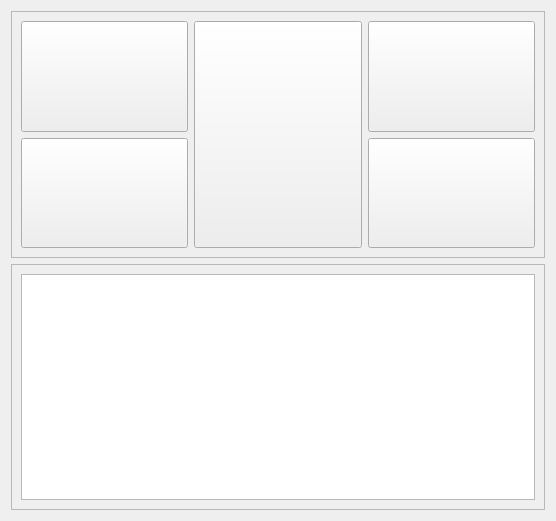
Qt form Indi-Cosmos/telescopio.ui (eyehalcon97/Indi-Cosmos) before a commit.
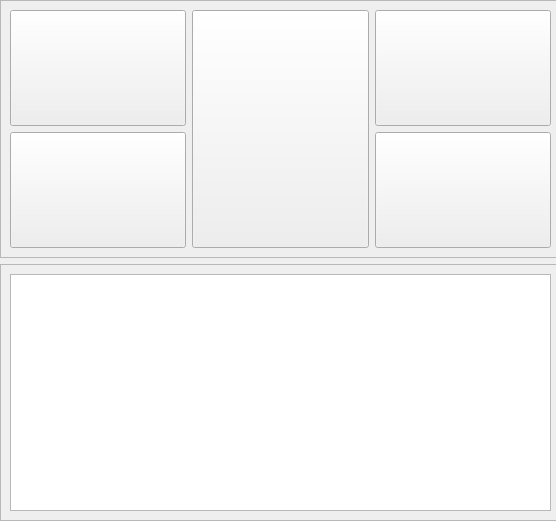
The same form after that commit. Icons and pictures are not drawn.

Diff of the .ui file:
```diff
--- a/Indi-Cosmos/telescopio.ui
+++ b/Indi-Cosmos/telescopio.ui
@@ -31,8 +31,23 @@
   <property name="windowTitle">
    <string>Form</string>
   </property>
+  <widget class="QWidget" name="paneltelescopio" native="true">
+   <property name="geometry">
+    <rect>
+     <x>0</x>
+     <y>0</y>
+     <width>561</width>
+     <height>521</height>
+    </rect>
+   </property>
+   <property name="sizePolicy">
+    <sizepolicy hsizetype="Expanding" vsizetype="Expanding">
+     <horstretch>0</horstretch>
+     <verstretch>0</verstretch>
+    </sizepolicy>
+   </property>
   <layout class="QGridLayout" name="gridLayout">
-   <item row="1" column="0">
+    <item row="1" column="1">
     <widget class="QScrollArea" name="scrolltexto">
      <property name="sizePolicy">
       <sizepolicy hsizetype="Minimum" vsizetype="Minimum">
@@ -48,19 +63,32 @@
        <rect>
         <x>0</x>
         <y>0</y>
-        <width>536</width>
+         <width>541</width>
         <height>246</height>
        </rect>
       </property>
-      <layout class="QHBoxLayout" name="horizontalLayout">
+       <property name="sizePolicy">
+        <sizepolicy hsizetype="Minimum" vsizetype="Minimum">
+         <horstretch>0</horstretch>
+         <verstretch>0</verstretch>
+        </sizepolicy>
+       </property>
+       <property name="cursor">
+        <cursorShape>IBeamCursor</cursorShape>
+       </property>
+       <layout class="QHBoxLayout" name="horizontalLayout_3">
        <item>
-        <widget class="QTextBrowser" name="texto"/>
+         <widget class="QTextBrowser" name="texto_3">
+          <property name="cursor" stdset="0">
+           <cursorShape>IBeamCursor</cursorShape>
+          </property>
+         </widget>
        </item>
       </layout>
      </widget>
     </widget>
    </item>
-   <item row="0" column="0">
+    <item row="0" column="1">
     <widget class="QScrollArea" name="scrollArea_2">
      <property name="sizePolicy">
       <sizepolicy hsizetype="Minimum" vsizetype="Minimum">
@@ -76,19 +104,19 @@
        <rect>
         <x>0</x>
         <y>0</y>
-        <width>536</width>
+         <width>541</width>
         <height>247</height>
        </rect>
       </property>
       <property name="sizePolicy">
-       <sizepolicy hsizetype="Preferred" vsizetype="Preferred">
+        <sizepolicy hsizetype="Minimum" vsizetype="Minimum">
         <horstretch>0</horstretch>
         <verstretch>0</verstretch>
        </sizepolicy>
       </property>
-      <layout class="QGridLayout" name="gridLayout_2">
-       <item row="0" column="0" rowspan="2">
-        <widget class="QPushButton" name="pushButton_2">
+       <layout class="QGridLayout" name="gridLayout_4">
+        <item row="1" column="0" rowspan="2">
+         <widget class="QPushButton" name="pushButton_12">
          <property name="sizePolicy">
           <sizepolicy hsizetype="Minimum" vsizetype="Minimum">
            <horstretch>0</horstretch>
@@ -104,8 +132,8 @@
          </property>
         </widget>
        </item>
-       <item row="2" column="0" rowspan="2">
-        <widget class="QPushButton" name="pushButton">
+        <item row="3" column="0" rowspan="2">
+         <widget class="QPushButton" name="pushButton_13">
          <property name="sizePolicy">
           <sizepolicy hsizetype="Minimum" vsizetype="Minimum">
            <horstretch>0</horstretch>
@@ -120,8 +148,8 @@
          </property>
         </widget>
        </item>
-       <item row="0" column="2" rowspan="2">
-        <widget class="QPushButton" name="pushButton_4">
+        <item row="1" column="2" rowspan="2">
+         <widget class="QPushButton" name="pushButton_16">
          <property name="sizePolicy">
           <sizepolicy hsizetype="Minimum" vsizetype="Minimum">
            <horstretch>0</horstretch>
@@ -136,8 +164,8 @@
          </property>
         </widget>
        </item>
-       <item row="2" column="2" rowspan="2">
-        <widget class="QPushButton" name="pushButton_6">
+        <item row="3" column="2" rowspan="2">
+         <widget class="QPushButton" name="pushButton_14">
          <property name="sizePolicy">
           <sizepolicy hsizetype="Minimum" vsizetype="Minimum">
            <horstretch>0</horstretch>
@@ -152,8 +180,8 @@
          </property>
         </widget>
        </item>
-       <item row="0" column="1" rowspan="4">
-        <widget class="QPushButton" name="pushButton_7">
+        <item row="1" column="1" rowspan="4">
+         <widget class="QPushButton" name="pushButton_15">
          <property name="sizePolicy">
           <sizepolicy hsizetype="Minimum" vsizetype="Minimum">
            <horstretch>0</horstretch>
@@ -173,6 +201,7 @@
     </widget>
    </item>
   </layout>
+  </widget>
  </widget>
  <resources/>
  <connections/>
```
Left out of the diff: 21 changed lines with no effect on the pictures. Lines whose indentation alone changed are shown as unchanged.
